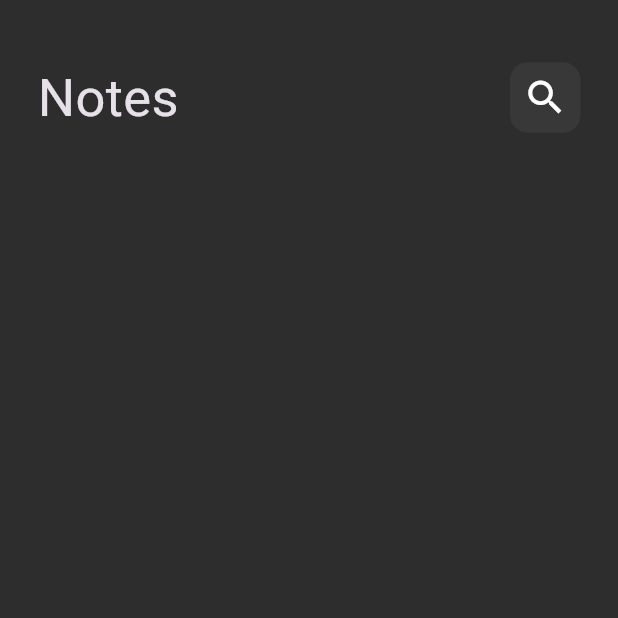
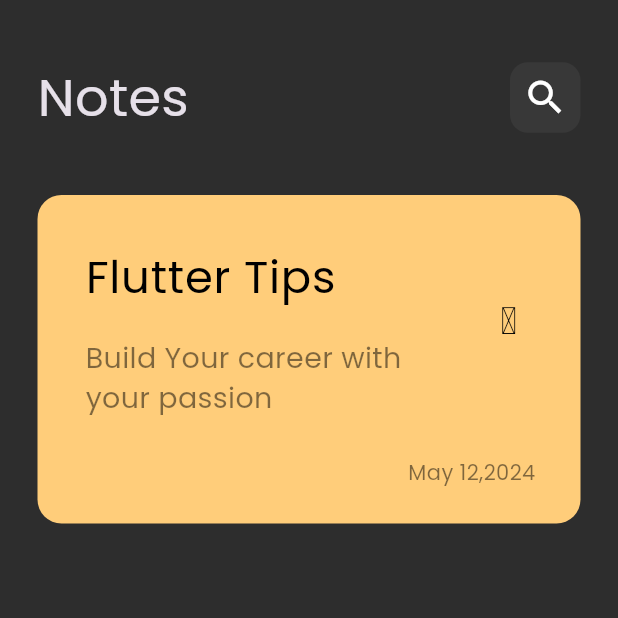
Before and after one commit to toalhussein/notes_app, a Flutter app: the screen it shows after launch, on a phone screen of 412 x 824 dp, the top half of it. Run offline on Flutter 3.47's test engine with Material 3 defaults, Android fonts, the phone set to English and light mode, and no system bars; missing offline and left inert: font_awesome_icon_class.

Commit message:
create custom note item

```diff
--- a/lib/main.dart
+++ b/lib/main.dart
@@ -15,6 +15,7 @@ class NotesApp extends StatelessWidget {
     return MaterialApp(
       debugShowCheckedModeBanner: false,
       theme: ThemeData(
+        fontFamily: 'Poppins',
         brightness: Brightness.dark,
         scaffoldBackgroundColor: Color(0xff2d2d2d)
       ),
--- /dev/null
+++ b/lib/views/widgets/custom_notes_item.dart
@@ -0,0 +1,59 @@
+
+import 'package:flutter/material.dart';
+import 'package:font_awesome_icon_class/font_awesome_icon_class.dart';
+
+class NoteItem extends StatelessWidget {
+  const NoteItem({super.key});
+
+  @override
+  Widget build(BuildContext context) {
+    return Container(
+      padding: EdgeInsets.only(top: 24, bottom: 24, left: 16),
+      decoration: BoxDecoration(
+        color: Color(0xffffcd7a),
+        borderRadius: BorderRadius.circular(16),
+      ),
+      child: Column(
+        crossAxisAlignment: CrossAxisAlignment.end,
+        children: [
+          ListTile(
+              title: Text(
+                'Flutter Tips',
+                style: TextStyle(
+                  color: Colors.black,
+                  fontSize: 30,
+                ),
+              ),
+              subtitle: Padding(
+                padding: const EdgeInsets.only(
+                  top: 18,
+                  bottom: 18,
+                ),
+                child: Text(
+                  'Build Your career with your passion',
+                  style: TextStyle(
+                      color: Colors.black.withOpacity(0.5), fontSize: 19),
+                ),
+              ),
+              trailing: IconButton(
+                  padding: const EdgeInsets.only(bottom: 80),
+                  onPressed: () {},
+                  icon: Icon(
+                    FontAwesomeIcons.trash,
+                    color: Colors.black,
+                    size: 25,
+                  ))),
+          Padding(
+            padding: const EdgeInsets.only(right: 30),
+            child: Text(
+              'May 12,2024',
+              style: TextStyle(
+                color: Colors.black.withOpacity(0.5),
+              ),
+            ),
+          )
+        ],
+      ),
+    );
+  }
+}
--- a/lib/views/widgets/notes_view_body.dart
+++ b/lib/views/widgets/notes_view_body.dart
@@ -1,7 +1,7 @@
-
 import 'package:flutter/material.dart';
 
 import 'custom_app_bar.dart';
+import 'custom_notes_item.dart';
 
 class NotesViewBody extends StatelessWidget {
   const NotesViewBody({super.key});
@@ -11,9 +11,7 @@ class NotesViewBody extends StatelessWidget {
     return Padding(
       padding: const EdgeInsets.symmetric(horizontal: 25),
       child: Column(
-        children: [
-          CustomAppBar()
-        ],
+        children: [CustomAppBar(), NoteItem()],
       ),
     );
   }
```
Also changed, not shown: pubspec.yaml (+8 -15 lines), assets/fonts/Poppins-Regular.ttf (added), pubspec.lock.
